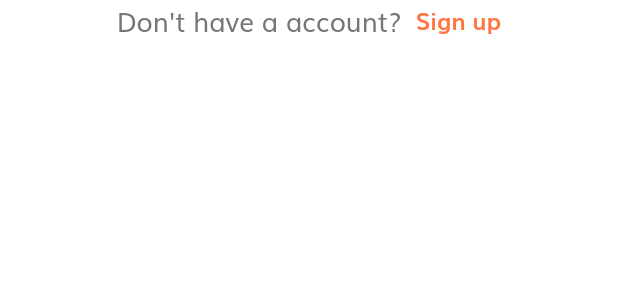
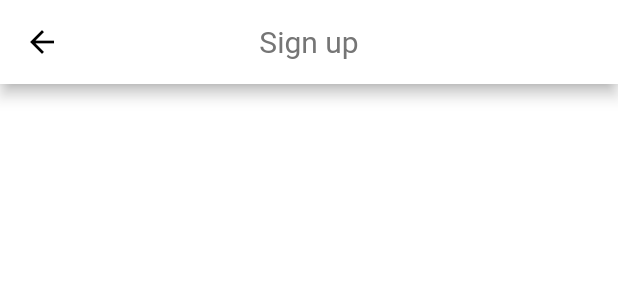
Before and after one commit to truong02bp/flutter, a Flutter app: the AccountQuestion widget shown alone on an empty page, opened directly, after a tap on "Sign up", on a phone screen of 412 x 824 dp. Shown: the top 300 px of the screen. Run offline on Flutter 3.47's test engine with Material 2 defaults, Android fonts, the phone set to English and light mode, and no system bars; our stand-ins replace bloc, equatable, flutter_bloc, flutter_svg.

Commit message:
add more screen

```diff
--- a/ecommerce/lib/components/account_question.dart
+++ b/ecommerce/lib/components/account_question.dart
@@ -1,3 +1,4 @@
+import 'package:ecommerce/screens/sign_up/sign_up.dart';
 import 'package:flutter/material.dart';
 
 import '../constants.dart';
@@ -14,7 +15,7 @@ class AccountQuestion extends StatelessWidget {
           ),),
         GestureDetector(
           onTap: (){
-
+            Navigator.of(context).pushNamed(SignUp.routeName);
           },
           child: Text('  Sign up',
             style: TextStyle(
--- a/ecommerce/lib/routes.dart
+++ b/ecommerce/lib/routes.dart
@@ -1,11 +1,15 @@
 
 import 'package:ecommerce/screens/forgot_password/forgot_password.dart';
+import 'package:ecommerce/screens/login_success/login_success.dart';
 import 'package:ecommerce/screens/sign_in/sign_in.dart';
+import 'package:ecommerce/screens/sign_up/sign_up.dart';
 import 'package:ecommerce/screens/splash/splash.dart';
 import 'package:flutter/material.dart';
 
 final Map<String,WidgetBuilder> routes = {
   SplashScreen.routeName : (context) => SplashScreen(),
   SignInScreen.routeName : (context) => SignInScreen(),
-  ForgotPasswordScreen.routeName : (context) => ForgotPasswordScreen()
+  ForgotPasswordScreen.routeName : (context) => ForgotPasswordScreen(),
+  SignUp.routeName : (context) => SignUp(),
+  LoginSuccess.routeName : (context) => LoginSuccess()
 };
--- /dev/null
+++ b/ecommerce/lib/screens/sign_up/components/body.dart
@@ -0,0 +1,7 @@
+import 'package:flutter/material.dart';
+class SignUpBody extends StatelessWidget {
+  @override
+  Widget build(BuildContext context) {
+    return Container();
+  }
+}
--- /dev/null
+++ b/ecommerce/lib/screens/sign_up/sign_up.dart
@@ -0,0 +1,16 @@
+import 'package:ecommerce/screens/sign_up/components/body.dart';
+import 'package:flutter/material.dart';
+class SignUp extends StatelessWidget {
+
+  static final String routeName = "/sign-up";
+
+  @override
+  Widget build(BuildContext context) {
+    return Scaffold(
+      appBar: AppBar(
+        title: Text('Sign up'),
+      ),
+      body: SignUpBody(),
+    );
+  }
+}
```
Also changed, not shown: ecommerce/lib/screens/login_success/components/body.dart (added, +38 -0 lines), ecommerce/lib/screens/login_success/login_success.dart (added, +16 -0 lines), ecommerce/lib/screens/sign_in/components/sign_in_form.dart (+7 -1 lines).
